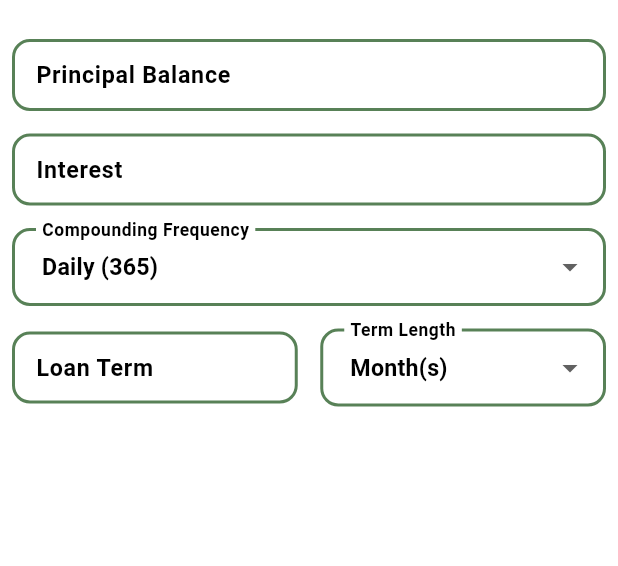
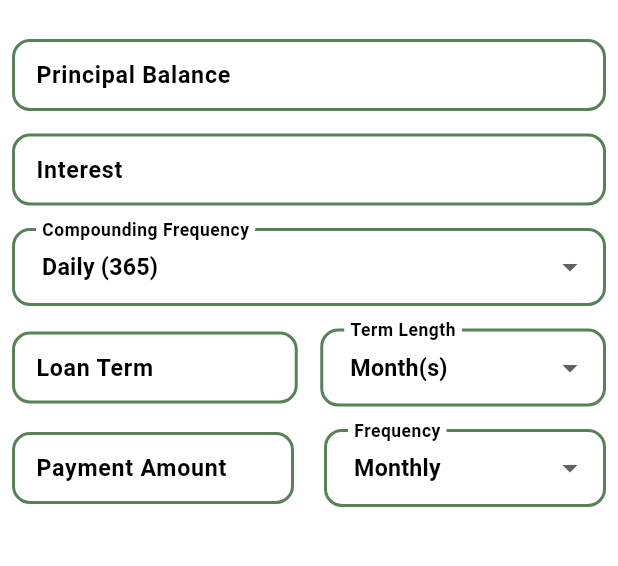
Before and after one commit to zachpfaltzgraff/Loan-Calculator, a Flutter app: the screen it shows after launch, on a phone screen of 412 x 824 dp, the part 57-623 px from its top. Run offline on Flutter 3.47's test engine with Material 3 defaults, Android fonts, the light colour scheme and no system bars; our stand-ins replace shared_preferences, vibration.

Commit message:
done all those

```diff
--- a/loan_calculator/lib/components/calculator_inputs.dart
+++ b/loan_calculator/lib/components/calculator_inputs.dart
@@ -33,6 +33,16 @@ class _CalculatorInputsState extends State<CalculatorInputs> {
   int selectedLoanTermIndex= 0;
   TextEditingController loanTermController = TextEditingController();
   FocusNode loanNode = FocusNode();
+
+  List<String> payFrequency = [
+    'Monthly',
+    'Semi-Monthly',
+    'Bi-Weekly',
+    'Weekly',
+  ];
+  int selectedPayFrequency = 0;
+  TextEditingController paymentAmountController = TextEditingController();
+  FocusNode paymentAmountNode = FocusNode();
 
   @override
   Widget build(BuildContext context) {
@@ -94,9 +104,34 @@ class _CalculatorInputsState extends State<CalculatorInputs> {
                 ),
               ),
               Flexible(
-                child: dropdownWidget(theme, context, selectedLoanTermIndex, loanTerms, 'Term Length')),
+                child: dropdownWidget(theme, context, selectedLoanTermIndex, loanTerms, 'Term Length')
+              ),
             ],
-          )
+          ),
+          Row(
+            spacing: 20,
+            children: [
+              Flexible(
+                child: InputBox(
+                  hintText: 'Payment Amount',
+                  controller: paymentAmountController,
+                  outlinedColor: theme.primaryColor,
+                  backgroundColor: theme.backgroundColor,
+                  errorStyle: theme.hintStyle(context).copyWith(color: Colors.red),
+                  hintStyle: theme.textStyle(context),
+                  focusNode: paymentAmountNode,
+                  textInputType: TextInputType.numberWithOptions(decimal: true),
+                  prefix: Text('\$', style: theme.textStyle(context),),
+                  validations: [
+                    InputValidation.onlyNumbers(),
+                  ],
+                ),
+              ),
+              Flexible(
+                child: dropdownWidget(theme, context, selectedPayFrequency, payFrequency, 'Frequency')
+              ),
+            ],
+          ),
         ],
       ),
     );
```
